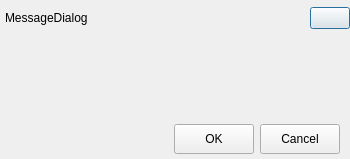
This is src/messagedialog.ui in ukui/ukui-biometric-manager as Qt 5 draws it before an edit. The edited form follows.
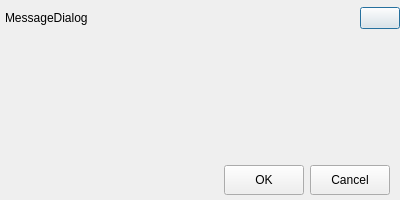
This is the edited form.

```diff
--- a/src/messagedialog.ui
+++ b/src/messagedialog.ui
@@ -6,10 +6,22 @@
    <rect>
     <x>0</x>
     <y>0</y>
-    <width>350</width>
-    <height>159</height>
+    <width>400</width>
+    <height>200</height>
    </rect>
   </property>
+  <property name="minimumSize">
+   <size>
+    <width>300</width>
+    <height>0</height>
+   </size>
+  </property>
+  <property name="maximumSize">
+   <size>
+    <width>400</width>
+    <height>16777215</height>
+   </size>
+  </property>
   <property name="windowTitle">
    <string>Dialog</string>
   </property>
@@ -122,6 +134,12 @@
      </item>
      <item>
       <widget class="QLabel" name="lblMessage">
+       <property name="sizePolicy">
+        <sizepolicy hsizetype="Expanding" vsizetype="Expanding">
+         <horstretch>0</horstretch>
+         <verstretch>0</verstretch>
+        </sizepolicy>
+       </property>
        <property name="font">
         <font>
          <pointsize>12</pointsize>
@@ -192,6 +210,11 @@
          <height>30</height>
         </size>
        </property>
+       <property name="font">
+        <font>
+         <kerning>false</kerning>
+        </font>
+       </property>
        <property name="text">
         <string>OK</string>
        </property>
```
